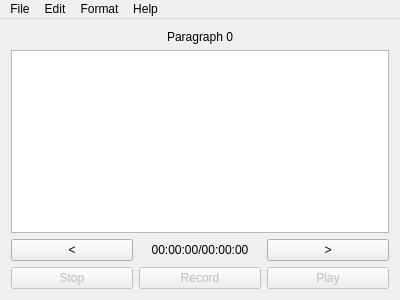
Before: the Qt Designer form narrativedirector.ui in divark/narrative-director, drawn with Qt 5.
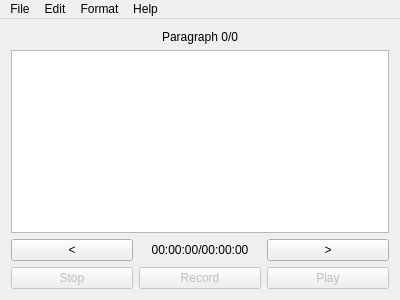
After: the same form once the commit is applied.

Commit message: - Added paragraphs total to label - Fixed saving/opening projects overwriting old project file. - Fixed parts-list.txt not going to right location due to missing a slash. - Simplified some code some more.

```diff
--- a/narrativedirector.ui
+++ b/narrativedirector.ui
@@ -48,7 +48,7 @@
     <item row="0" column="1">
      <widget class="QLabel" name="prgLbl">
       <property name="text">
-       <string>Paragraph 0</string>
+       <string>Paragraph 0/0</string>
       </property>
       <property name="alignment">
        <set>Qt::AlignCenter</set>
```
The commit also changes 2 other files.
